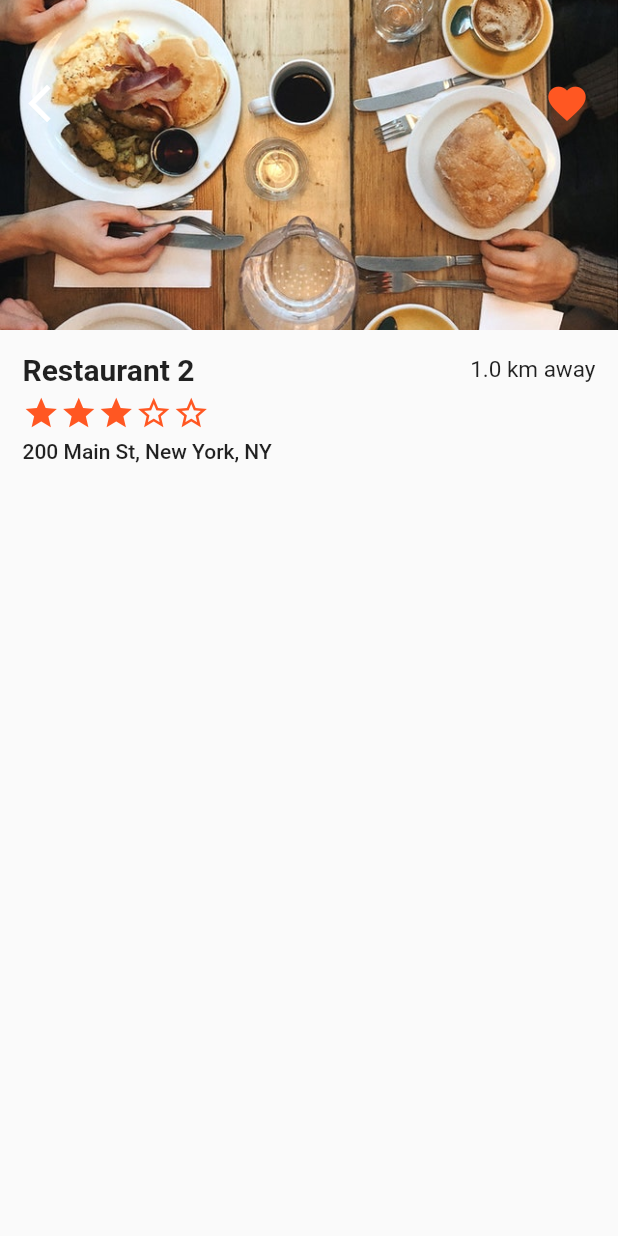
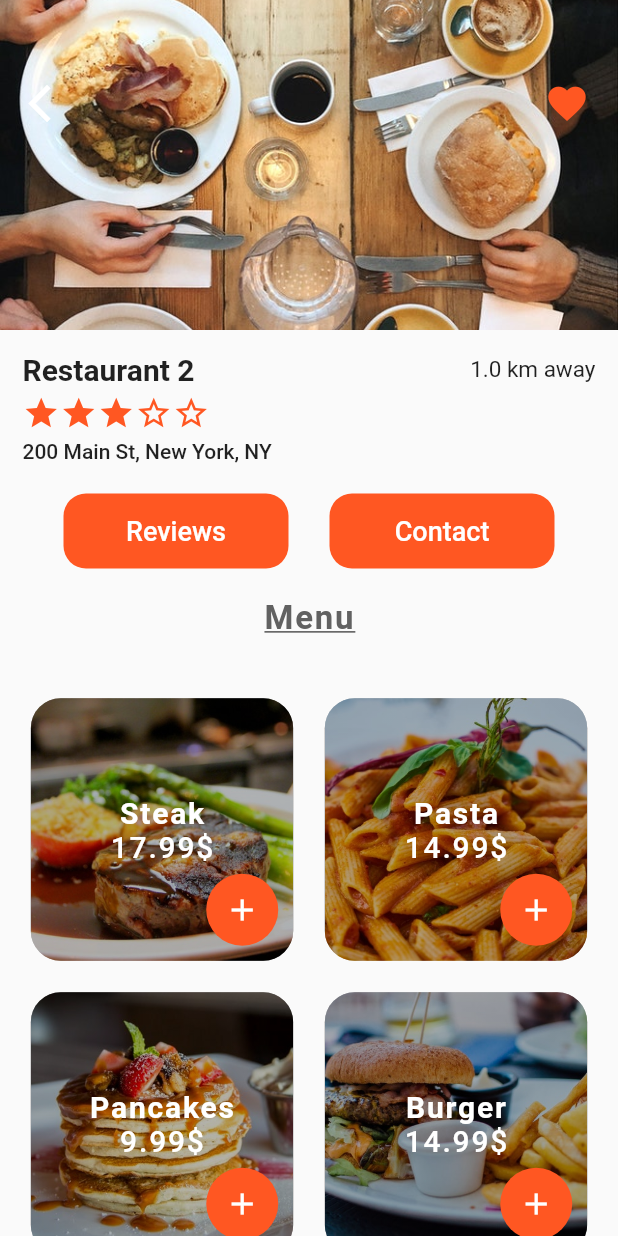
Before and after one commit to swaraj961/FoodDeliveryApp, a Flutter app: the screen it shows after launch, after a tap on "Restaurant 2", on a phone screen of 412 x 824 dp. Run offline on Flutter 3.47's test engine with Material 2 defaults, Android fonts, the phone set to English and light mode, and no system bars; drawn by our look-alikes of smooth_star_rating.

Commit message:
Menu and Restaurants Screen Completed

```diff
--- a/lib/pages/RestaurantScreen.dart
+++ b/lib/pages/RestaurantScreen.dart
@@ -1,6 +1,7 @@
 import 'package:flutter/material.dart';
 import 'package:smooth_star_rating/smooth_star_rating.dart';
 import 'package:foodie/models/restaurant.dart';
+import 'package:foodie/models/food.dart';
 
 double rating = 3.0;
 
@@ -13,6 +14,93 @@ class RestaurantScreen extends StatefulWidget {
 }
 
 class _RestaurantScreenState extends State<RestaurantScreen> {
+  buildMenuItem(Food menuitem) {
+    return Center(
+      child: Stack(
+        children: <Widget>[
+          Container(
+            height: 175,
+            width: 175,
+            decoration: BoxDecoration(
+              gradient: LinearGradient(
+                  begin: Alignment.topRight,
+                  end: Alignment.topLeft,
+                  colors: [
+                    Colors.black.withOpacity(0.3),
+                    Colors.black87.withOpacity(0.3),
+                    Colors.black54.withOpacity(0.3),
+                    Colors.black38.withOpacity(0.3),
+                  ]),
+              borderRadius: BorderRadius.circular(20),
+              image: DecorationImage(
+                  image: AssetImage(menuitem.imageUrl), fit: BoxFit.cover),
+            ),
+          ),
+          Container(
+            //top of previous container
+
+            height: 175,
+            width: 175,
+            decoration: BoxDecoration(
+              gradient: LinearGradient(
+                begin: Alignment.topRight,
+                end: Alignment.topLeft,
+                colors: [
+                  Colors.black.withOpacity(0.3),
+                  Colors.black87.withOpacity(0.3),
+                  Colors.black54.withOpacity(0.3),
+                  Colors.black38.withOpacity(0.3),
+                ],
+                stops: [
+                  //posn of each gradient colors
+                  0.1, 0.4, 0.6, 0.9
+                ],
+              ),
+              borderRadius: BorderRadius.circular(20),
+            ),
+            child: Column(
+              mainAxisAlignment: MainAxisAlignment.center,
+              children: <Widget>[
+                Text(
+                  menuitem.name,
+                  style: TextStyle(
+                      letterSpacing: 1.2,
+                      fontSize: 20,
+                      color: Colors.white,
+                      fontWeight: FontWeight.bold),
+                ),
+                Text(menuitem.price.toString() + "\$",
+                    style: TextStyle(
+                        letterSpacing: 1.2,
+                        fontSize: 20,
+                        color: Colors.white,
+                        fontWeight: FontWeight.w500)),
+              ],
+            ),
+          ),
+          Positioned(
+            bottom: 10,
+            right: 10,
+            child: Container(
+              width: 48,
+              // margin: EdgeInsets.only(right: 20),
+              decoration: BoxDecoration(
+                color: Theme.of(context).primaryColor,
+                borderRadius: BorderRadius.circular(30),
+              ),
+
+              child: IconButton(
+                icon: Icon(Icons.add),
+                color: Colors.white,
+                onPressed: () {},
+              ),
+            ),
+          )
+        ],
+      ),
+    );
+  }
+
   @override
   Widget build(BuildContext context) {
     return Scaffold(
@@ -99,7 +187,79 @@ class _RestaurantScreenState extends State<RestaurantScreen> {
                       fontWeight: FontWeight.w500,
                     ),
                     overflow: TextOverflow.ellipsis),
+                SizedBox(
+                  height: 20,
+                ),
+                Row(
+                  mainAxisAlignment: MainAxisAlignment.spaceEvenly,
+                  children: <Widget>[
+                    SizedBox(
+                      height: 50,
+                      width: 150,
+                      child: FlatButton(
+                        onPressed: () {},
+                        child: Text('Reviews',
+                            style: TextStyle(
+                                color: Colors.white,
+                                fontSize: 18,
+                                fontWeight: FontWeight.w500),
+                            textAlign: TextAlign.center,
+                            overflow: TextOverflow.ellipsis),
+                        splashColor: Colors.orangeAccent,
+                        shape: RoundedRectangleBorder(
+                            borderRadius: BorderRadius.circular(15)),
+                        color: Theme.of(context).primaryColor,
+                      ),
+                    ),
+                    SizedBox(
+                      height: 50,
+                      width: 150,
+                      child: FlatButton(
+                        onPressed: () {},
+                        child: Text('Contact',
+                            style: TextStyle(
+                                color: Colors.white,
+                                fontSize: 18,
+                                fontWeight: FontWeight.w500),
+                            textAlign: TextAlign.center,
+                            overflow: TextOverflow.ellipsis),
+                        splashColor: Colors.orangeAccent,
+                        shape: RoundedRectangleBorder(
+                            borderRadius: BorderRadius.circular(15)),
+                        color: Theme.of(context).primaryColor,
+                      ),
+                    ),
+                  ],
+                ),
+                SizedBox(
+                  height: 20,
+                ),
+                Center(
+                  child: Text(
+                    'Menu',
+                    style: TextStyle(
+                        letterSpacing: 1.2,
+                        fontWeight: FontWeight.w600,
+                        fontSize: 22,
+                        color: Colors.grey.shade700,
+                        decoration: TextDecoration.underline),
+                  ),
+                ),
+                SizedBox(height: 5),
               ],
+            ),
+          ),
+          Expanded(
+            child: GridView.count(
+              padding: EdgeInsets.all(10),
+              crossAxisCount: 2,
+              children: List.generate(
+                widget.restaurantinfo.menu.length,
+                (index) {
+                  Food food = widget.restaurantinfo.menu[index];
+                  return buildMenuItem(food);
+                },
+              ),
             ),
           ),
         ],
--- a/lib/pages/home.dart
+++ b/lib/pages/home.dart
@@ -25,6 +25,7 @@ class _HomePageState extends State<HomePage> {
                 context,
                 MaterialPageRoute(
                   builder: (context) => RestaurantScreen(
+
                     restaurantinfo: restE, //passing the obj value from one screen to another
                   ),
                 ),
```
